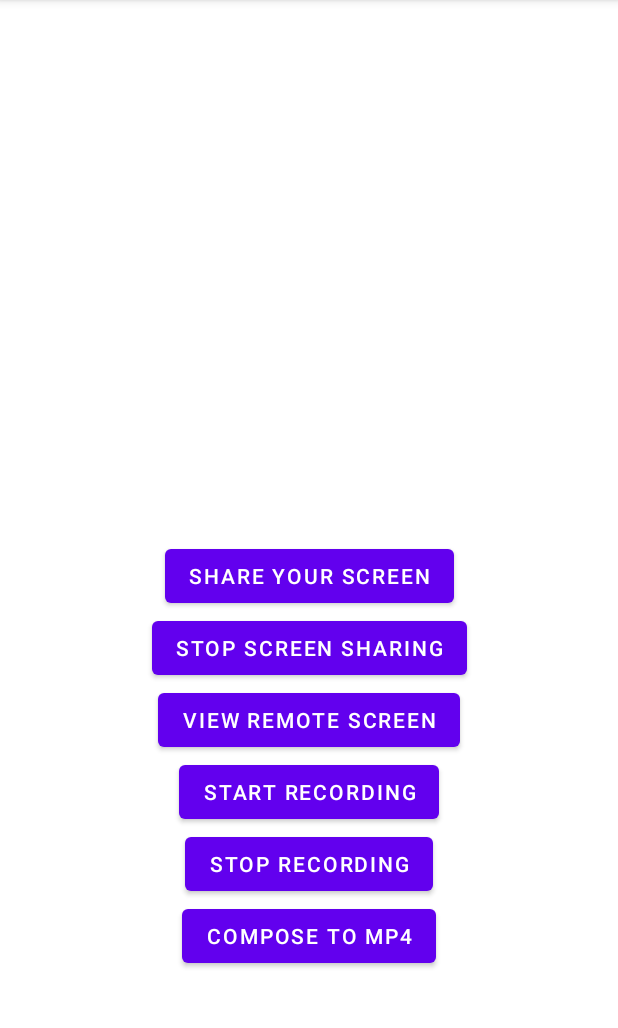
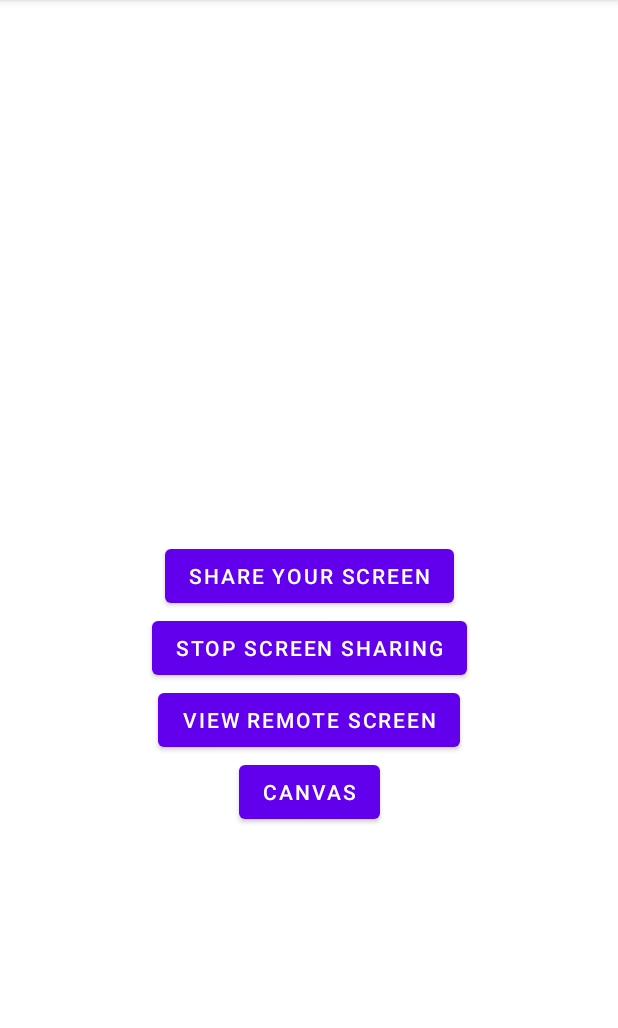
Before and after one commit to kabeersohail/ScreenShare, an Android app: the screen it shows after launch (MainActivity), on a phone screen of 412 x 824 dp, the part 84-1112 px from its top. Run offline under Robolectric (Android 15) with nearby library versions, the phone set to English and light mode, and no system bars; our stand-ins replace data binding; libraries missing offline, so code that uses them is left out: com.twilio, com.twilio.video; 2 statements that could not run were skipped.

Commit message:
add canvas in progress

```diff
--- a/app/src/main/AndroidManifest.xml
+++ b/app/src/main/AndroidManifest.xml
@@ -5,8 +5,7 @@
 
     <uses-permission android:name="android.permission.FOREGROUND_SERVICE"/>
     <uses-permission android:name="android.permission.RECORD_AUDIO"/>
-
-
+    <uses-permission android:name="android.permission.SYSTEM_ALERT_WINDOW" />
 
     <application
         android:allowBackup="true"
--- a/app/src/main/res/layout/fragment_launch.xml
+++ b/app/src/main/res/layout/fragment_launch.xml
@@ -34,32 +34,14 @@
             app:layout_constraintStart_toStartOf="parent"
             app:layout_constraintTop_toBottomOf="@id/stop_screen_share" />
 
-        <com.google.android.material.button.MaterialButton
-            android:id="@+id/start_recording"
-            android:layout_width="wrap_content"
-            android:layout_height="wrap_content"
-            android:text="@string/start_recording"
+        <Button
+            android:id="@+id/canvas"
+            app:layout_constraintTop_toBottomOf="@id/view_remote_screen"
             app:layout_constraintEnd_toEndOf="parent"
             app:layout_constraintStart_toStartOf="parent"
-            app:layout_constraintTop_toBottomOf="@id/view_remote_screen" />
-
-        <com.google.android.material.button.MaterialButton
-            android:id="@+id/stop_recording"
+            android:text="@string/canvas"
             android:layout_width="wrap_content"
-            android:layout_height="wrap_content"
-            android:text="@string/stop_recording"
-            app:layout_constraintEnd_toEndOf="parent"
-            app:layout_constraintStart_toStartOf="parent"
-            app:layout_constraintTop_toBottomOf="@id/start_recording" />
-
-        <com.google.android.material.button.MaterialButton
-            android:id="@+id/compose_to_mp4"
-            android:layout_width="wrap_content"
-            android:layout_height="wrap_content"
-            android:text="@string/compose_to_mp4"
-            app:layout_constraintEnd_toEndOf="parent"
-            app:layout_constraintStart_toStartOf="parent"
-            app:layout_constraintTop_toBottomOf="@id/stop_recording" />
+            android:layout_height="wrap_content"/>
 
 
     </androidx.constraintlayout.widget.ConstraintLayout>
--- a/app/src/main/res/values/colors.xml
+++ b/app/src/main/res/values/colors.xml
@@ -7,4 +7,8 @@
     <color name="teal_700">#FF018786</color>
     <color name="black">#FF000000</color>
     <color name="white">#FFFFFFFF</color>
+
+    <color name="colorBackground">#00ffffff</color>
+    <color name="colorPaint">#71BFA4</color>
+
 </resources>
--- a/app/src/main/res/values/strings.xml
+++ b/app/src/main/res/values/strings.xml
@@ -9,4 +9,5 @@
     <string name="start_recording">Start Recording</string>
     <string name="stop_recording">Stop Recording</string>
     <string name="compose_to_mp4">Compose to mp4</string>
+    <string name="canvas">Canvas</string>
 </resources>
```
Also changed, not shown: app/src/main/java/com/example/screenshare/annotations/MyCanvas.kt (added, +139 -0 lines), app/src/main/java/com/example/screenshare/fragments/LaunchFragment.kt (+20 -101 lines).
